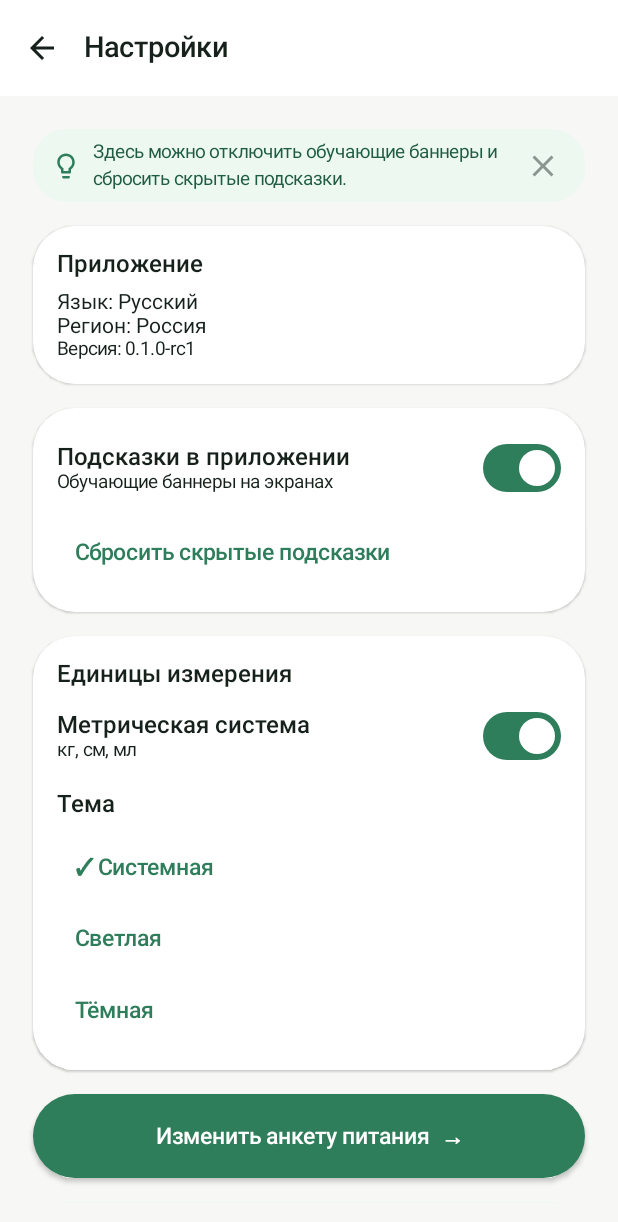
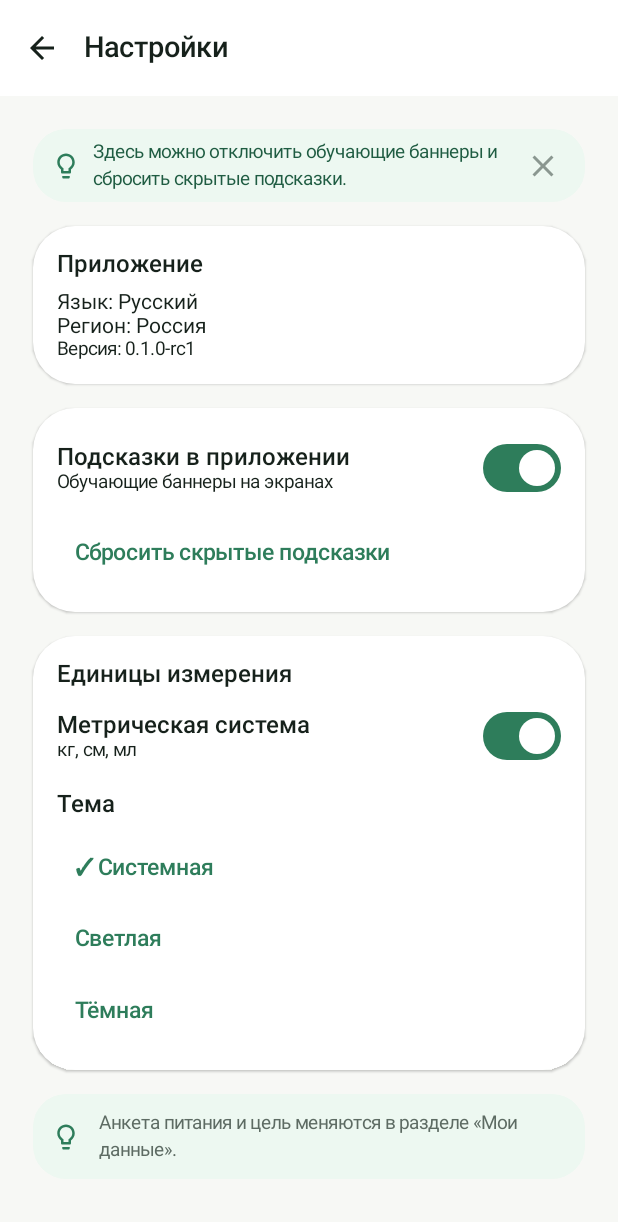
Before and after one commit to exprof512/android-app, an Android app built with Jetpack Compose: the composable SettingsRoute shown on its own in the app's theme, on a phone screen of 412 x 824 dp. Shown: the top 1222 px of the screen. Run offline under Robolectric (Android 15) with nearby library versions, the phone set to English and light mode, and no system bars; our stand-ins replace Dagger/Hilt's generated code; network calls fail; pictures from the network do not load; 1 statement that could not run was skipped.

Commit message:
fix(android): single questionnaire entry, edit-mode header and save

```diff
--- a/android/app/src/main/java/com/foodai/app/feature/profile/ProfileSubScreens.kt
+++ b/android/app/src/main/java/com/foodai/app/feature/profile/ProfileSubScreens.kt
@@ -61,7 +61,6 @@ import com.foodai.app.core.ui.theme.FoodAITypography
 @Composable
 fun SettingsRoute(
     onBack: () -> Unit,
-    onEditQuestionnaire: () -> Unit,
     viewModel: SettingsViewModel = hiltViewModel(),
 ) {
     val context = LocalContext.current
@@ -208,13 +207,8 @@ fun SettingsRoute(
                     }
                 }
             }
-            FoodAIPrimaryButton(
-                label = "Изменить анкету питания",
-                onClick = onEditQuestionnaire,
-                showArrow = true,
-            )
             FoodAIInfoCard(
-                text = "Анкету можно обновить в любой момент — план пересчитается при следующем «Пересобрать».",
+                text = "Анкета питания и цель меняются в разделе «Мои данные».",
             )
         }
     }
@@ -409,7 +403,7 @@ fun ProfileDetailsRoute(
     Scaffold(
         topBar = {
             TopAppBar(
-                title = { Text("Редактировать профиль") },
+                title = { Text("Мои данные") },
                 navigationIcon = {
                     IconButton(onClick = onBack) {
                         Icon(Icons.AutoMirrored.Filled.ArrowBack, contentDescription = "Назад")
@@ -430,7 +424,7 @@ fun ProfileDetailsRoute(
         ) {
             FoodAITipBanner(
                 tipId = "profile_edit",
-                text = "Имя и фото хранятся на устройстве. Анкета питания (вес, цели) — отдельно в «Мои данные».",
+                text = "Имя и фото хранятся на устройстве. Параметры питания и цель меняются в анкете ниже.",
             )
             Box(contentAlignment = Alignment.BottomEnd) {
                 FoodAIAvatar(
```
Also changed, not shown: android/app/src/main/java/com/foodai/app/feature/onboarding/OnboardingScreen.kt (+19 -6 lines), android/app/src/main/java/com/foodai/app/feature/shell/MainShell.kt (+4 -10 lines), android/app/src/main/java/com/foodai/app/navigation/FoodAiNavHost.kt (+7 -2 lines).
